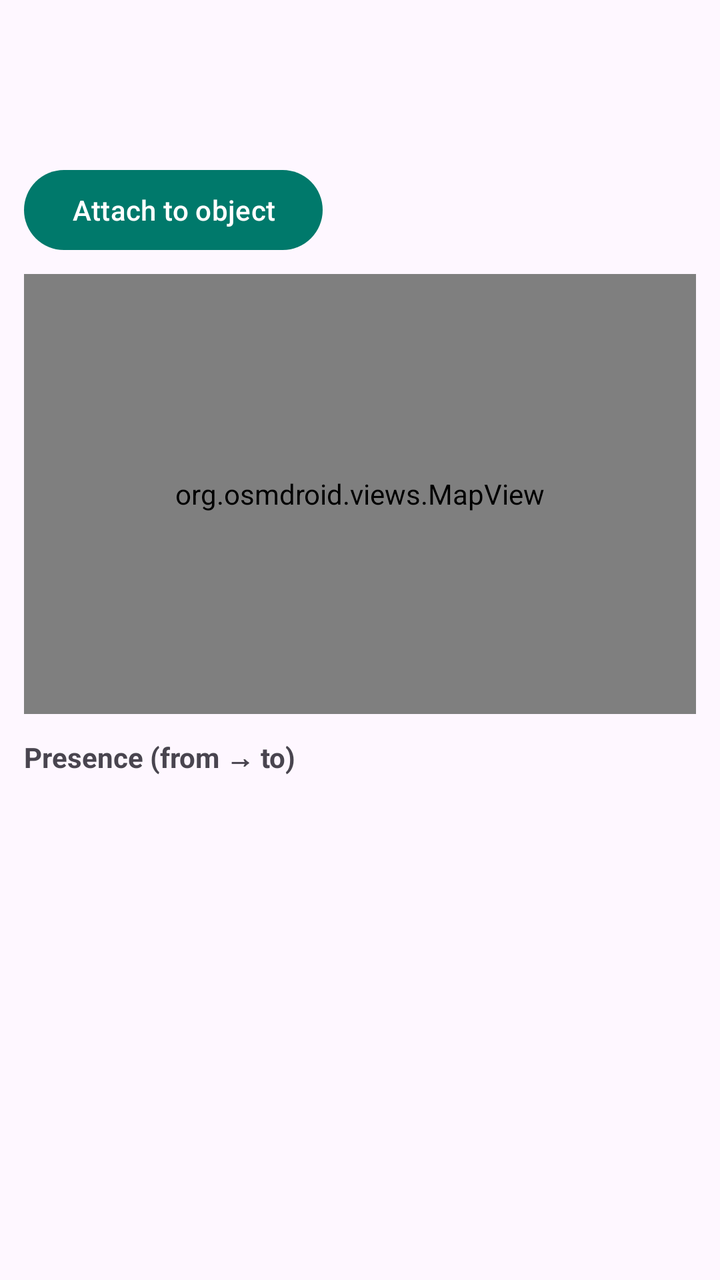
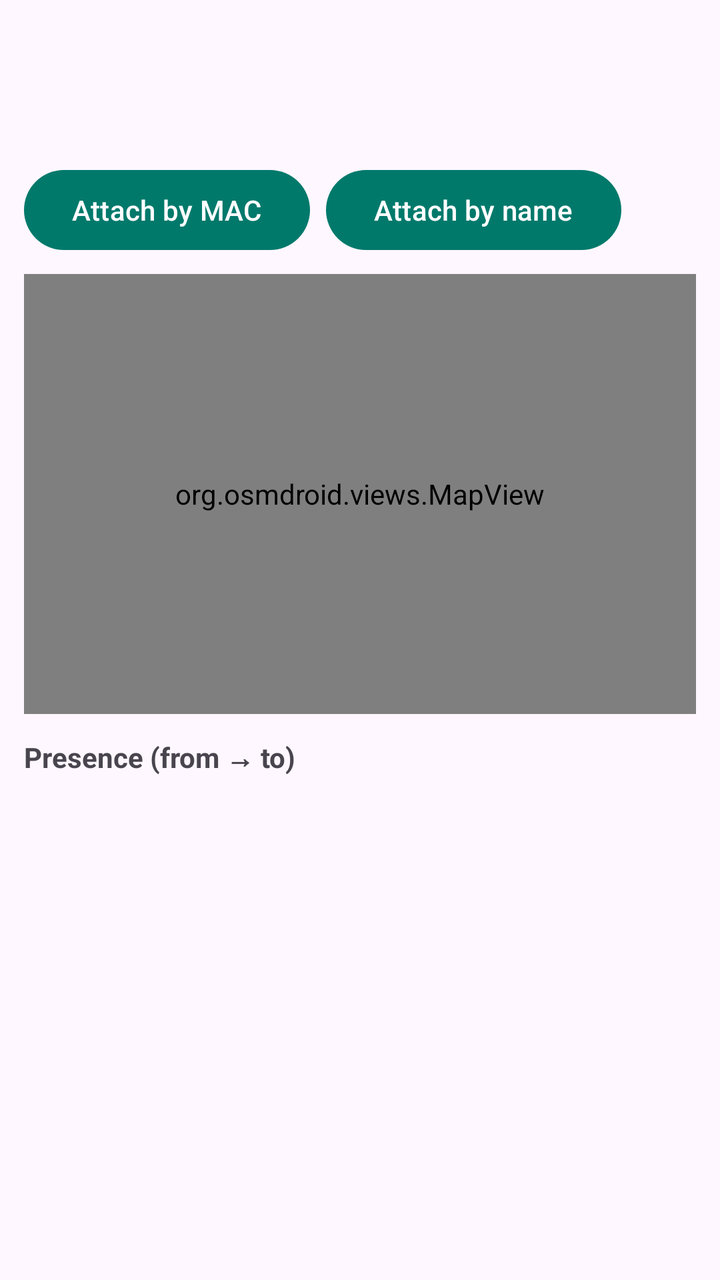

Screens rendered from an Android XML layout before and after an edit, with the pre-edit source and the edit as a unified diff.
<!-- AndroidManifest.xml: application theme Theme.AroundMe -->
<!-- res/layout/activity_device_detail.xml -->
<?xml version="1.0" encoding="utf-8"?>
<ScrollView xmlns:android="http://schemas.android.com/apk/res/android"
    android:layout_width="match_parent"
    android:layout_height="match_parent">

    <LinearLayout
        android:layout_width="match_parent"
        android:layout_height="wrap_content"
        android:orientation="vertical"
        android:padding="12dp">

        <TextView
            android:id="@+id/textName"
            android:layout_width="match_parent"
            android:layout_height="wrap_content"
            android:textSize="20sp"
            android:textStyle="bold" />

        <TextView
            android:id="@+id/textMac"
            android:layout_width="match_parent"
            android:layout_height="wrap_content"
            android:fontFamily="monospace"
            android:textSize="13sp" />

        <TextView
            android:id="@+id/textMeta"
            android:layout_width="match_parent"
            android:layout_height="wrap_content"
            android:textSize="12sp"
            android:paddingVertical="4dp" />

        <Button
            android:id="@+id/btnAttach"
            android:layout_width="wrap_content"
            android:layout_height="wrap_content"
            android:text="Attach to object" />

        <org.osmdroid.views.MapView
            android:id="@+id/map"
            android:layout_width="match_parent"
            android:layout_height="220dp"
            android:layout_marginVertical="8dp" />

        <TextView
            android:layout_width="match_parent"
            android:layout_height="wrap_content"
            android:text="Presence (from → to)"
            android:textStyle="bold"
            android:paddingVertical="4dp" />

        <androidx.recyclerview.widget.RecyclerView
            android:id="@+id/listSessions"
            android:layout_width="match_parent"
            android:layout_height="wrap_content"
            android:nestedScrollingEnabled="false" />
    </LinearLayout>
</ScrollView>
<!-- resources referenced by this layout -->
<resources>
  <style name="Theme.AroundMe" parent="Theme.Material3.DayNight.NoActionBar">
          <item name="colorPrimary">@color/teal_700</item>
          <item name="colorSecondary">@color/amber_600</item>
      </style>
  <color name="teal_700">#00796B</color>
  <color name="amber_600">#FFB300</color>
</resources>

<!-- the commit's change to res/layout/activity_device_detail.xml (unified diff, before → after) -->
@@ -30,11 +30,24 @@
             android:textSize="12sp"
             android:paddingVertical="4dp" />
 
-        <Button
-            android:id="@+id/btnAttach"
-            android:layout_width="wrap_content"
+        <LinearLayout
+            android:layout_width="match_parent"
             android:layout_height="wrap_content"
-            android:text="Attach to object" />
+            android:orientation="horizontal">
+
+            <Button
+                android:id="@+id/btnAttachMac"
+                android:layout_width="wrap_content"
+                android:layout_height="wrap_content"
+                android:text="Attach by MAC" />
+
+            <Button
+                android:id="@+id/btnAttachName"
+                android:layout_width="wrap_content"
+                android:layout_height="wrap_content"
+                android:layout_marginStart="8dp"
+                android:text="Attach by name" />
+        </LinearLayout>
 
         <org.osmdroid.views.MapView
             android:id="@+id/map"
